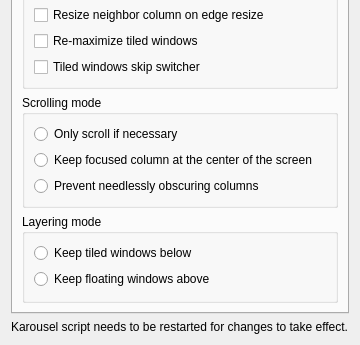
Qt form package/contents/ui/config.ui (peterfajdiga/karousel) before a commit; both pictures show x 0 to 360 and y 381 to 726 of the 360 by 726 pixel window.
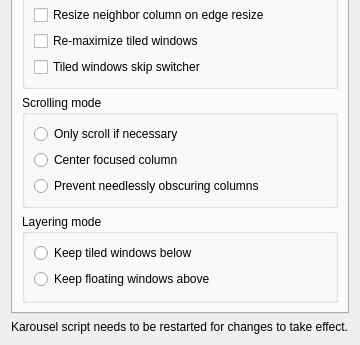
The same form after that commit.

Commit message: config.ui: shorten description for kcfg_scrollingCentered

The edit to the form file:
```diff
--- a/package/contents/ui/config.ui
+++ b/package/contents/ui/config.ui
@@ -263,7 +263,7 @@
                                         <item>
                                             <widget class="QRadioButton" name="kcfg_scrollingCentered">
                                                 <property name="text">
-                                                    <string>Keep focused column at the center of the screen</string>
+                                                    <string>Center focused column</string>
                                                 </property>
                                             </widget>
                                         </item>
```
